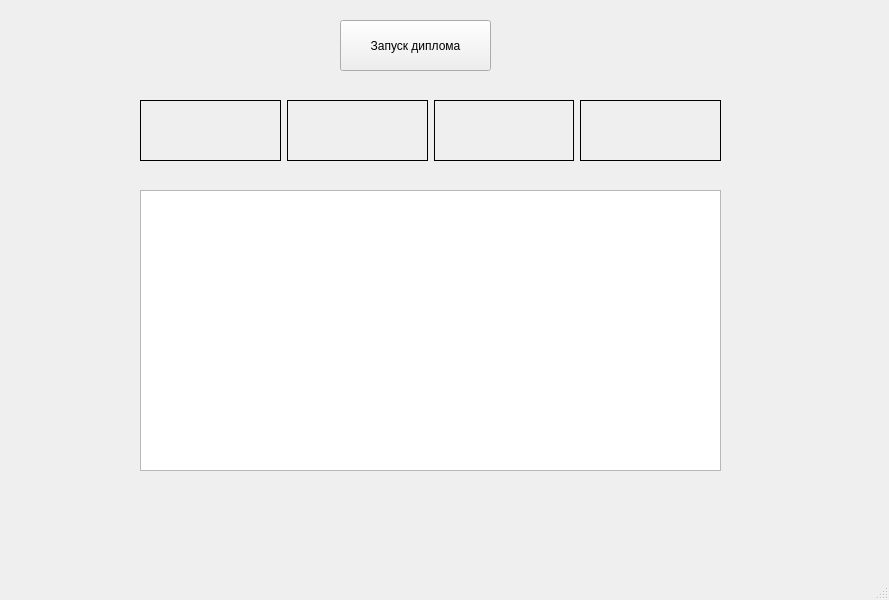
This is mainwindow.ui in screwthecap1/postresql_monitor as Qt 5 draws it before an edit. The edited form follows.
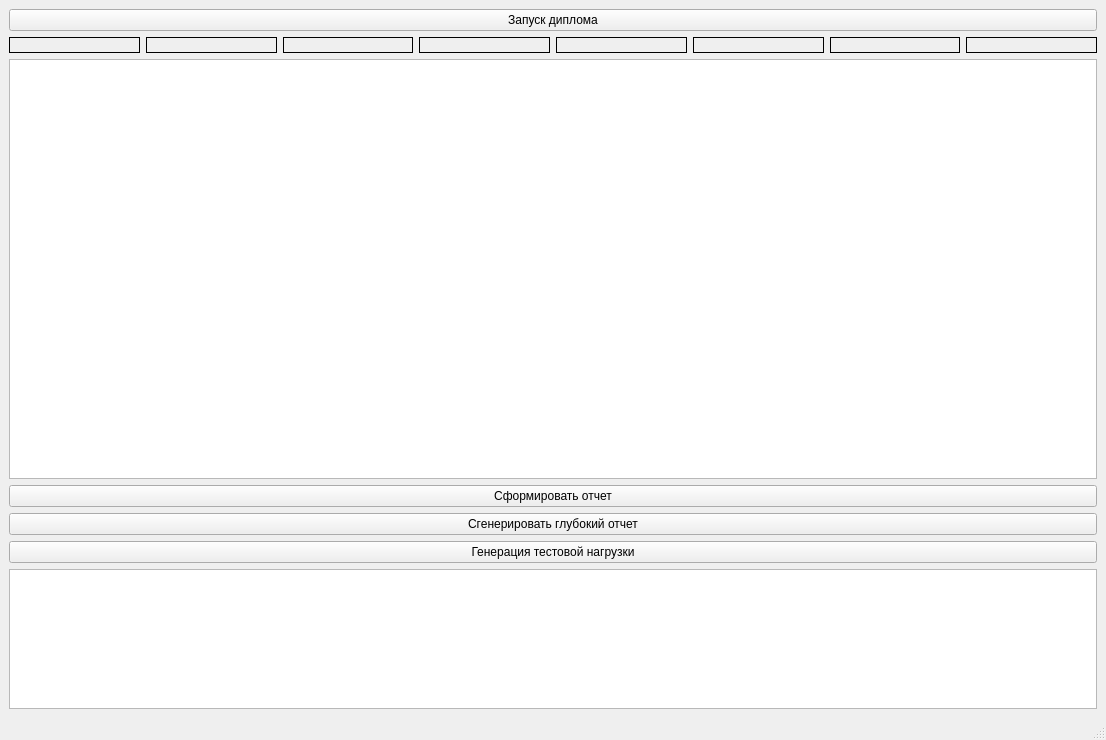
This is the edited form.

```diff
--- a/mainwindow.ui
+++ b/mainwindow.ui
@@ -6,49 +6,32 @@
    <rect>
     <x>0</x>
     <y>0</y>
-    <width>889</width>
-    <height>600</height>
+    <width>1106</width>
+    <height>740</height>
    </rect>
   </property>
   <property name="windowTitle">
    <string>MainWindow</string>
   </property>
   <widget class="QWidget" name="centralwidget">
+   <layout class="QGridLayout" name="gridLayout">
+    <item row="0" column="0">
    <widget class="QPushButton" name="pushButton">
-    <property name="geometry">
-     <rect>
-      <x>340</x>
-      <y>20</y>
-      <width>151</width>
-      <height>51</height>
-     </rect>
-    </property>
     <property name="text">
      <string>Запуск диплома</string>
     </property>
    </widget>
-   <widget class="QTableView" name="tableView">
-    <property name="geometry">
-     <rect>
-      <x>140</x>
-      <y>190</y>
-      <width>581</width>
-      <height>281</height>
-     </rect>
-    </property>
-   </widget>
-   <widget class="QWidget" name="horizontalLayoutWidget">
-    <property name="geometry">
-     <rect>
-      <x>140</x>
-      <y>100</y>
-      <width>581</width>
-      <height>61</height>
-     </rect>
-    </property>
+    </item>
+    <item row="1" column="0">
     <layout class="QHBoxLayout" name="horizontalLayout">
      <item>
       <widget class="QLabel" name="labelVersion">
+        <property name="sizePolicy">
+         <sizepolicy hsizetype="Preferred" vsizetype="Preferred">
+          <horstretch>0</horstretch>
+          <verstretch>0</verstretch>
+         </sizepolicy>
+        </property>
        <property name="frameShape">
         <enum>QFrame::Box</enum>
        </property>
@@ -93,8 +76,93 @@
        </property>
       </widget>
      </item>
-    </layout>
-   </widget>
+      <item>
+       <widget class="QLabel" name="labelTPS">
+        <property name="frameShape">
+         <enum>QFrame::Box</enum>
+        </property>
+        <property name="text">
+         <string/>
+        </property>
+       </widget>
+      </item>
+      <item>
+       <widget class="QLabel" name="labelRollback">
+        <property name="frameShape">
+         <enum>QFrame::Box</enum>
+        </property>
+        <property name="text">
+         <string/>
+        </property>
+       </widget>
+      </item>
+      <item>
+       <widget class="QLabel" name="labelCache">
+        <property name="frameShape">
+         <enum>QFrame::Box</enum>
+        </property>
+        <property name="text">
+         <string/>
+        </property>
+       </widget>
+      </item>
+      <item>
+       <widget class="QLabel" name="labelFsync">
+        <property name="frameShape">
+         <enum>QFrame::Box</enum>
+        </property>
+        <property name="text">
+         <string/>
+        </property>
+       </widget>
+      </item>
+     </layout>
+    </item>
+    <item row="2" column="0">
+     <widget class="QTableView" name="tableView">
+      <property name="sizePolicy">
+       <sizepolicy hsizetype="Expanding" vsizetype="Expanding">
+        <horstretch>0</horstretch>
+        <verstretch>3</verstretch>
+       </sizepolicy>
+      </property>
+     </widget>
+    </item>
+    <item row="4" column="0">
+     <widget class="QPushButton" name="exportButton">
+      <property name="text">
+       <string>Сформировать отчет</string>
+      </property>
+     </widget>
+    </item>
+    <item row="7" column="0">
+     <widget class="QTextEdit" name="expertLog">
+      <property name="sizePolicy">
+       <sizepolicy hsizetype="Expanding" vsizetype="Expanding">
+        <horstretch>0</horstretch>
+        <verstretch>1</verstretch>
+       </sizepolicy>
+      </property>
+      <property name="readOnly">
+       <bool>true</bool>
+      </property>
+     </widget>
+    </item>
+    <item row="5" column="0">
+     <widget class="QPushButton" name="badgerButton">
+      <property name="text">
+       <string>Сгенерировать глубокий отчет</string>
+      </property>
+     </widget>
+    </item>
+    <item row="6" column="0">
+     <widget class="QPushButton" name="launchButton">
+      <property name="text">
+       <string>Генерация тестовой нагрузки</string>
+      </property>
+     </widget>
+    </item>
+   </layout>
   </widget>
   <widget class="QMenuBar" name="menubar">
    <property name="geometry">
```
Left out of the diff: 2 changed lines with no effect on the pictures. Lines whose indentation alone changed are shown as unchanged.
